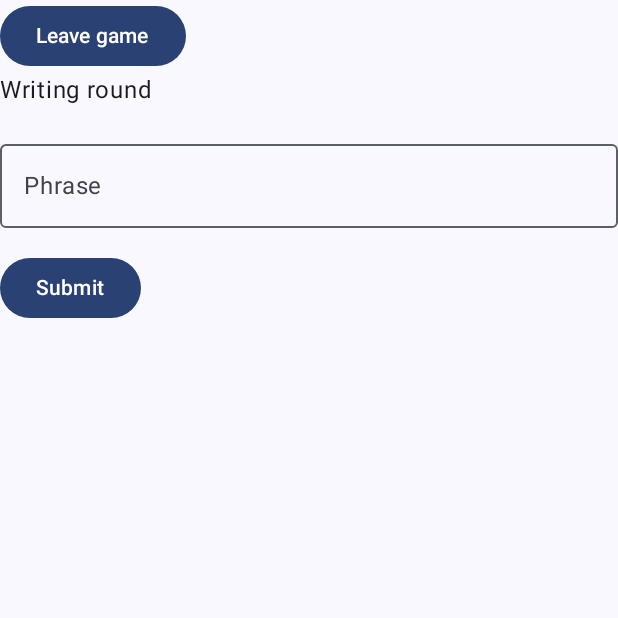
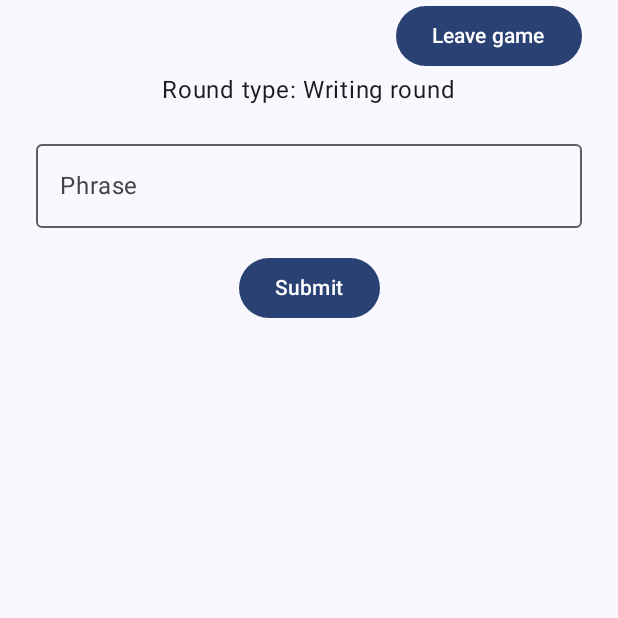
Before and after one commit to kristinakoneva/twistale, an Android app built with Jetpack Compose: the GamePlayScreen screen opened through its navigation route, on a phone screen of 412 x 824 dp, the top half of it. Run offline under Robolectric (Android 15) with nearby library versions, the phone set to English and light mode, and no system bars; our stand-ins replace Dagger/Hilt's generated code, Firebase (no records; nobody signed in at launch, a user with empty details on screens opened directly); pictures from the network do not load.

Commit message:
Adjust observing in game room

```diff
--- a/app/build.gradle.kts
+++ b/app/build.gradle.kts
@@ -68,6 +68,7 @@ dependencies {
     implementation(libs.firebase.storage)
     implementation(libs.coil.compose)
     implementation(libs.coil.network.okhttp)
+    implementation(libs.coil.gif)
     implementation(platform(libs.firebase.bom))
     implementation(libs.serialization.json)
 }
--- a/app/src/main/java/com/kristinakoneva/twistale/domain/game/GameRepositoryImpl.kt
+++ b/app/src/main/java/com/kristinakoneva/twistale/domain/game/GameRepositoryImpl.kt
@@ -75,7 +75,7 @@ class GameRepositoryImpl @Inject constructor(
         val byteArrayOutputStream = ByteArrayOutputStream()
         image.compress(Bitmap.CompressFormat.PNG, 100, byteArrayOutputStream)
         val byteArray = byteArrayOutputStream.toByteArray()
-        val imageUrl = preferences.getCurrentGameRoomId().toString() + "/$gameId" + "/$taleId" + "/${System.currentTimeMillis()}.png"
+        val imageUrl =  "$gameId" + "/$taleId" + "/${System.currentTimeMillis()}.png"
         database.submitRound(taleId, storage.uploadImage(byteArray, imageUrl))
     }
 }
--- a/app/src/main/java/com/kristinakoneva/twistale/ui/screens/auth/AuthScreen.kt
+++ b/app/src/main/java/com/kristinakoneva/twistale/ui/screens/auth/AuthScreen.kt
@@ -17,7 +17,6 @@ import androidx.compose.foundation.text.KeyboardActions
 import androidx.compose.foundation.text.KeyboardOptions
 import androidx.compose.foundation.verticalScroll
 import androidx.compose.material3.Button
-import androidx.compose.material3.ButtonDefaults
 import androidx.compose.material3.MaterialTheme
 import androidx.compose.material3.OutlinedButton
 import androidx.compose.material3.OutlinedTextField
@@ -27,10 +26,8 @@ import androidx.compose.runtime.LaunchedEffect
 import androidx.compose.runtime.remember
 import androidx.compose.ui.Alignment
 import androidx.compose.ui.Modifier
-import androidx.compose.ui.graphics.Color
 import androidx.compose.ui.platform.LocalContext
 import androidx.compose.ui.platform.LocalFocusManager
-import androidx.compose.ui.text.TextStyle
 import androidx.compose.ui.text.font.FontWeight
 import androidx.compose.ui.text.input.ImeAction
 import androidx.compose.ui.text.input.PasswordVisualTransformation
@@ -145,13 +142,12 @@ fun AuthScreenContent(
                 .fillMaxWidth()
                 .padding(horizontal = spacing_3),
             style = MaterialTheme.typography.headlineLarge,
-            fontWeight = FontWeight.Bold
+            fontWeight = FontWeight.Bold,
         )
 
         if (!isLogin) {
             OutlinedTextField(
                 value = name,
-                textStyle = TextStyle(color = Color.Black),
                 onValueChange = onNameValueChange,
                 label = { Text("Name") },
                 modifier = Modifier
@@ -163,7 +159,7 @@ fun AuthScreenContent(
                 keyboardActions = KeyboardActions {
                     focusManager.clearFocus()
                 },
-                isError = !isNameValid
+                isError = !isNameValid,
             )
             if (!isNameValid) {
                 Text("Name cannot be empty!", color = MaterialTheme.colorScheme.error)
@@ -174,7 +170,6 @@ fun AuthScreenContent(
             value = email,
             onValueChange = { onEmailValueChange(it) },
             label = { Text("Email") },
-            textStyle = TextStyle(color = Color.Black),
             modifier = Modifier
                 .fillMaxWidth()
                 .padding(vertical = spacing_1),
@@ -184,7 +179,7 @@ fun AuthScreenContent(
             keyboardActions = KeyboardActions {
                 focusManager.clearFocus()
             },
-            isError = !isEmailValid
+            isError = !isEmailValid,
         )
         if (!isEmailValid) {
             Text("Invalid email address!", color = MaterialTheme.colorScheme.error)
@@ -194,7 +189,6 @@ fun AuthScreenContent(
             value = password,
             onValueChange = { onPasswordValueChange(it) },
             label = { Text("Password") },
-            textStyle = TextStyle(color = Color.Black),
             modifier = Modifier
                 .fillMaxWidth()
                 .padding(vertical = spacing_1),
@@ -205,7 +199,7 @@ fun AuthScreenContent(
             keyboardActions = KeyboardActions {
                 focusManager.clearFocus()
             },
-            isError = !isPasswordValid
+            isError = !isPasswordValid,
         )
         if (!isPasswordValid) {
             Text("Invalid password!", color = MaterialTheme.colorScheme.error)
@@ -216,7 +210,6 @@ fun AuthScreenContent(
                 value = confirmPassword,
                 onValueChange = { onConfirmPasswordValueChange(it) },
                 label = { Text("Confirm Password") },
-                textStyle = TextStyle(color = Color.Black),
                 modifier = Modifier
                     .fillMaxWidth()
                     .padding(vertical = spacing_1),
@@ -227,7 +220,7 @@ fun AuthScreenContent(
                 keyboardActions = KeyboardActions {
                     focusManager.clearFocus()
                 },
-                isError = !isConfirmPasswordValid
+                isError = !isConfirmPasswordValid,
             )
             if (!isConfirmPasswordValid) {
                 Text("Passwords do not match!", color = MaterialTheme.colorScheme.error)
@@ -242,11 +235,7 @@ fun AuthScreenContent(
                 .fillMaxWidth()
                 .padding(vertical = spacing_1),
             enabled = isPrimaryButtonEnabled,
-            colors = ButtonDefaults.buttonColors(
-                disabledContainerColor = Color.LightGray,
-                disabledContentColor = Color.Gray
-            ),
-            contentPadding = PaddingValues(spacing_2)
+            contentPadding = PaddingValues(spacing_2),
         ) {
             Text(buttonText.uppercase())
         }
@@ -256,7 +245,7 @@ fun AuthScreenContent(
             modifier = Modifier
                 .padding(top = spacing_3)
                 .fillMaxWidth(),
-            textAlign = TextAlign.Center
+            textAlign = TextAlign.Center,
         )
 
         OutlinedButton(
@@ -267,7 +256,7 @@ fun AuthScreenContent(
             modifier = Modifier
                 .align(Alignment.CenterHorizontally)
                 .padding(top = spacing_1),
-            contentPadding = PaddingValues(spacing_2)
+            contentPadding = PaddingValues(spacing_2),
         ) {
             Text(secondaryButtonText.uppercase())
         }
@@ -315,6 +304,6 @@ fun LoginScreenPreview() {
         isConfirmPasswordValid = true,
         isLogin = true,
         onPrimaryButtonClicked = {},
-        onSecondaryButtonClicked = {}
+        onSecondaryButtonClicked = {},
     )
 }
--- a/app/src/main/java/com/kristinakoneva/twistale/ui/screens/game/play/GamePlayScreen.kt
+++ b/app/src/main/java/com/kristinakoneva/twistale/ui/screens/game/play/GamePlayScreen.kt
@@ -9,13 +9,16 @@ import androidx.compose.foundation.background
 import androidx.compose.foundation.gestures.detectDragGestures
 import androidx.compose.foundation.layout.Box
 import androidx.compose.foundation.layout.Column
+import androidx.compose.foundation.layout.Row
+import androidx.compose.foundation.layout.Spacer
 import androidx.compose.foundation.layout.fillMaxSize
 import androidx.compose.foundation.layout.fillMaxWidth
 import androidx.compose.foundation.layout.height
 import androidx.compose.foundation.layout.padding
-import androidx.compose.foundation.layout.size
+import androidx.compose.foundation.rememberScrollState
 import androidx.compose.foundation.text.KeyboardActions
 import androidx.compose.foundation.text.KeyboardOptions
+import androidx.compose.foundation.verticalScroll
 import androidx.compose.material3.Button
 import androidx.compose.material3.OutlinedTextField
 import androidx.compose.material3.Scaffold
@@ -39,6 +42,7 @@ import androidx.compose.ui.input.pointer.pointerInput
 import androidx.compose.ui.platform.LocalFocusManager
 import androidx.compose.ui.text.TextStyle
 import androidx.compose.ui.text.input.ImeAction
+import androidx.compose.ui.text.style.TextAlign
 import androidx.compose.ui.unit.dp
 import androidx.hilt.navigation.compose.hiltViewModel
 import androidx.lifecycle.compose.collectAsStateWithLifecycle
@@ -91,20 +95,29 @@ private fun GamePlayContent(
         RoundType.DRAWING -> "Drawing round"
     }
     Scaffold(modifier = modifier) { innerPadding ->
-        Column(modifier = Modifier.padding(innerPadding)) {
-            Button(onClick = onLeaveGameRoom) {
-                Text("Leave game")
+        Column(
+            modifier = Modifier
+                .padding(innerPadding)
+                .padding(horizontal = 24.dp)
+                .verticalScroll(rememberScrollState()),
+            horizontalAlignment = Alignment.CenterHorizontally,
+        ) {
+            Row {
+                Spacer(modifier = Modifier.weight(1f))
+                Button(onClick = onLeaveGameRoom) {
+                    Text("Leave game")
+                }
             }
-            Text(text = title)
+            Text(text = "Round type: $title")
             if (state.isWaiting) {
-                Text("Waiting for other players")
+                Text("Waiting for other players...", textAlign = TextAlign.Center)
+                AsyncImage(
+                    model = "https://media4.giphy.com/media/v1.Y2lkPTc5MGI3NjExa3V4YW40c3ZybHc0MW10YW84dWQ1NnUxYndicTEyazlydWtkajN1YiZlcD12MV9pbnRlcm5hbF9naWZfYnlfaWQmY3Q9Zw/um2kBnfo55iW4ZH1Fa/giphy.gif",
+                    contentDescription = "Waiting for other players",
+                )
             } else {
                 when (state.roundType) {
                     RoundType.WRITING -> {
-                        AsyncImage(
-                            model = state.drawingHint,
-                            contentDescription = "Drawing hint",
-                        )
                         OutlinedTextField(
                             value = state.textInput,
                             textStyle = TextStyle(color = Color.Black),
@@ -120,7 +133,10 @@ private fun GamePlayContent(
                                 focusManager.clearFocus()
                             },
                         )
-
+                        AsyncImage(
+                            model = state.drawingHint,
+                            contentDescription = "Drawing hint",
+                        )
                     }
 
                     RoundType.DRAWING -> {
--- a/app/src/main/java/com/kristinakoneva/twistale/ui/screens/game/room/GameRoomViewModel.kt
+++ b/app/src/main/java/com/kristinakoneva/twistale/ui/screens/game/room/GameRoomViewModel.kt
@@ -38,8 +38,8 @@ class GameRoomViewModel @Inject constructor(
                 stateFlow.update {
                     it.copy(roomId = gameRepository.getCurrentGameRoomId())
                 }
+                startWaitingForGameToStart()
             }
-            startWaitingForGameToStart()
         }
     }
 
@@ -47,6 +47,7 @@ class GameRoomViewModel @Inject constructor(
         stateFlow.update {
             it.copy(roomId = gameRepository.createGameRoom(), isHostPlayer = true)
         }
+        startWaitingForGameToStart()
     }
 
     fun joinGameRoom(gameRoomId: Int) = viewModelScope.launch {
@@ -54,6 +55,7 @@ class GameRoomViewModel @Inject constructor(
         stateFlow.update {
             it.copy(roomId = gameRoomId)
         }
+        startWaitingForGameToStart()
     }
 
     fun startGame() = viewModelScope.launch {
--- a/app/src/main/java/com/kristinakoneva/twistale/ui/theme/Theme.kt
+++ b/app/src/main/java/com/kristinakoneva/twistale/ui/theme/Theme.kt
@@ -1,11 +1,9 @@
 package com.kristinakoneva.twistale.ui.theme
 
-import android.app.Activity
 import android.os.Build
 import androidx.compose.foundation.isSystemInDarkTheme
 import androidx.compose.material3.MaterialTheme
 import androidx.compose.material3.darkColorScheme
-import androidx.compose.material3.dynamicDarkColorScheme
 import androidx.compose.material3.dynamicLightColorScheme
 import androidx.compose.material3.lightColorScheme
 import androidx.compose.runtime.Composable
@@ -43,10 +41,10 @@ fun TwistaleTheme(
     val colorScheme = when {
         dynamicColor && Build.VERSION.SDK_INT >= Build.VERSION_CODES.S -> {
             val context = LocalContext.current
-            if (darkTheme) dynamicDarkColorScheme(context) else dynamicLightColorScheme(context)
+            if (darkTheme) dynamicLightColorScheme(context) else dynamicLightColorScheme(context)
         }
 
-        darkTheme -> DarkColorScheme
+        darkTheme -> LightColorScheme
         else -> LightColorScheme
     }
 
--- a/gradle/libs.versions.toml
+++ b/gradle/libs.versions.toml
@@ -21,6 +21,7 @@ androidx-hilt-navigation-compose = { module = "androidx.hilt:hilt-navigation-com
 androidx-lifecycle-viewmodel-compose = { module = "androidx.lifecycle:lifecycle-viewmodel-compose", version.ref = "lifecycleRuntimeKtx" }
 androidx-navigation-compose = { module = "androidx.navigation:navigation-compose", version.ref = "navigationCompose" }
 coil-compose = { module = "io.coil-kt.coil3:coil-compose", version.ref = "coilCompose" }
+coil-gif = { module = "io.coil-kt.coil3:coil-gif", version.ref = "coilCompose" }
 coil-network-okhttp = { module = "io.coil-kt.coil3:coil-network-okhttp", version.ref = "coilCompose" }
 hilt-android = { module = "com.google.dagger:hilt-android", version.ref = "hiltAndroid" }
 hilt-android-compiler = { module = "com.google.dagger:hilt-android-compiler", version.ref = "hiltAndroid" }
```
